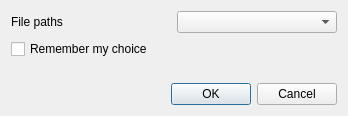
Before: the Qt Designer form src/playlist/playlistsaveoptionsdialog.ui in strawberrymusicplayer/strawberry, drawn with Qt 5.
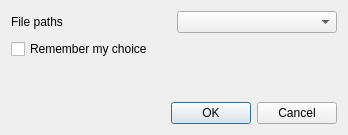
After: the same form once the commit is applied.

Patch:
```diff
--- a/src/playlist/playlistsaveoptionsdialog.ui
+++ b/src/playlist/playlistsaveoptionsdialog.ui
@@ -7,7 +7,7 @@
     <x>0</x>
     <y>0</y>
     <width>348</width>
-    <height>116</height>
+    <height>135</height>
    </rect>
   </property>
   <property name="windowTitle">
```
Left out of the diff: 2 changed lines with no effect on the pictures.
